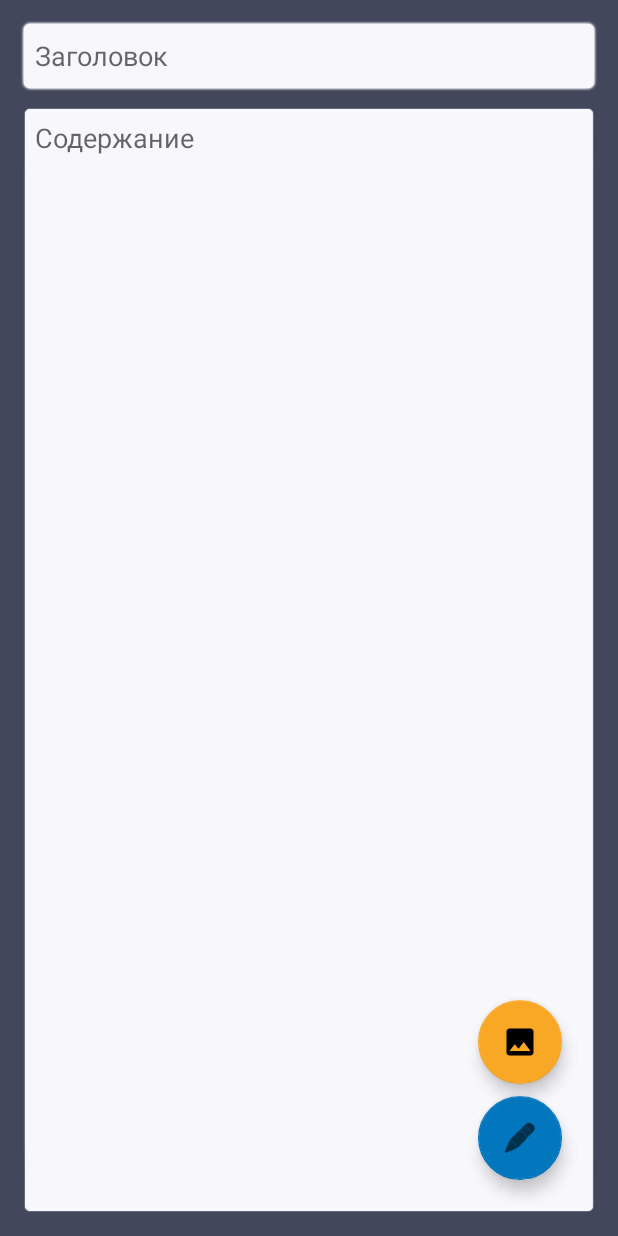
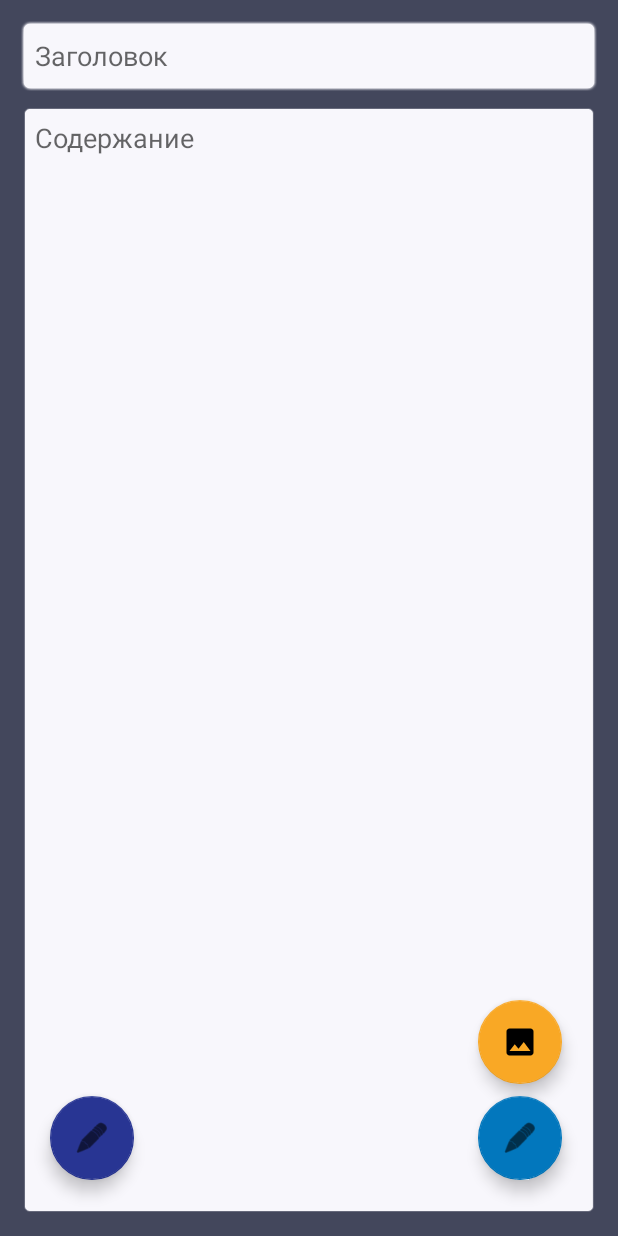
Before and after one commit to iRMB2BA/NotepadApp, an Android app: the layout activity_edit.xml on its own in the app's theme, with its tools: preview values and no code run, on a phone screen of 412 x 824 dp. Run offline under Robolectric (Android 15) with nearby library versions, the phone set to English and light mode, and no system bars.

Commit message:
+ возможность редактирования элементов

```diff
--- a/app/src/main/java/com/example/notepadapp/db/MyAdapter.kt
+++ b/app/src/main/java/com/example/notepadapp/db/MyAdapter.kt
@@ -29,6 +29,7 @@ class MyAdapter(listMain: ArrayList<ListItem>, context: Context) :
                     putExtra(MyIntentConstant.I_TITLE_KEY, item.title)
                     putExtra(MyIntentConstant.I_DISC_KEY, item.desc)
                     putExtra(MyIntentConstant.I_URL_KEY, item.url)
+                    putExtra(MyIntentConstant.I_ID_KEY, item.id)
                 }
                 contextM.startActivity(intent)
             }
--- a/app/src/main/java/com/example/notepadapp/db/MyIntentConstant.kt
+++ b/app/src/main/java/com/example/notepadapp/db/MyIntentConstant.kt
@@ -4,4 +4,5 @@ object MyIntentConstant {
     const val I_TITLE_KEY = "title_key"
     const val I_DISC_KEY = "disc_key"
     const val I_URL_KEY = "url_key"
+    const val I_ID_KEY = "id_key"
 }
--- a/app/src/main/res/layout/activity_edit.xml
+++ b/app/src/main/res/layout/activity_edit.xml
@@ -142,4 +142,18 @@
             tools:srcCompat="@tools:sample/avatars" />
     </androidx.constraintlayout.widget.ConstraintLayout>
 
+    <com.google.android.material.floatingactionbutton.FloatingActionButton
+        android:id="@+id/floatingActionButton"
+        android:layout_width="wrap_content"
+        android:layout_height="wrap_content"
+        android:layout_marginStart="20dp"
+        android:layout_marginBottom="24dp"
+        android:clickable="true"
+        android:contentDescription="@string/app_name"
+        android:onClick="onEditEnabled"
+        app:backgroundTint="#283593"
+        app:layout_constraintBottom_toBottomOf="@+id/edContext"
+        app:layout_constraintStart_toStartOf="@+id/edContext"
+        app:srcCompat="@android:drawable/ic_menu_edit" />
+
 </androidx.constraintlayout.widget.ConstraintLayout>
--- a/app/src/main/res/values/strings.xml
+++ b/app/src/main/res/values/strings.xml
@@ -6,4 +6,5 @@
     <string name="addnote">add</string>
     <string name="no_elements">No Elements</string>
     <string name="todo">TODO</string>
+    <string name="EditContent">EditContent</string>
 </resources>
```
Also changed, not shown: app/src/main/java/com/example/notepadapp/EditActivity.kt (+19 -2 lines), app/src/main/java/com/example/notepadapp/db/MyDbManager.kt (+10 -0 lines).
